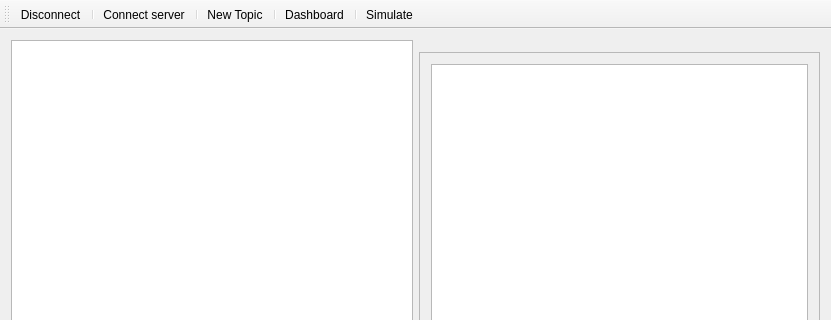
This is src/mainwindow.ui in Keprt-Ondrej/VUT_ICP as Qt 5 draws it before an edit; both pictures show x 0 to 831 and y 0 to 320 of the 831 by 544 pixel window. The edited form follows.
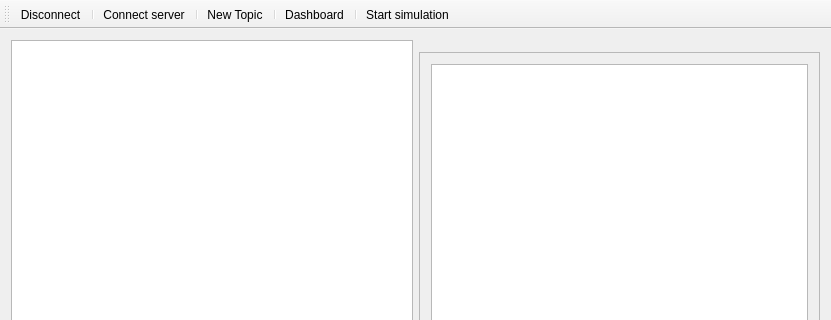
This is the edited form.

Commit message: Added thread management for traffic simulation

The edit to the form file:
```diff
--- a/src/mainwindow.ui
+++ b/src/mainwindow.ui
@@ -135,7 +135,7 @@
   </action>
   <action name="actionSimulate">
    <property name="text">
-    <string>Simulate</string>
+    <string>Start simulation</string>
    </property>
   </action>
  </widget>
```
The commit also changes 3 other files.
